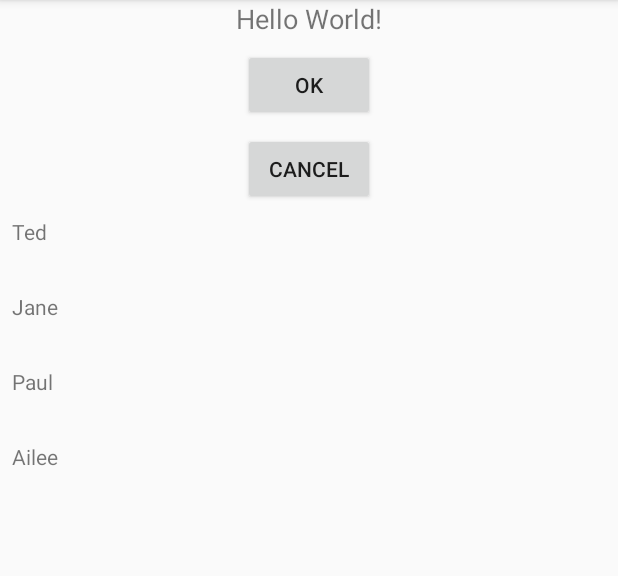
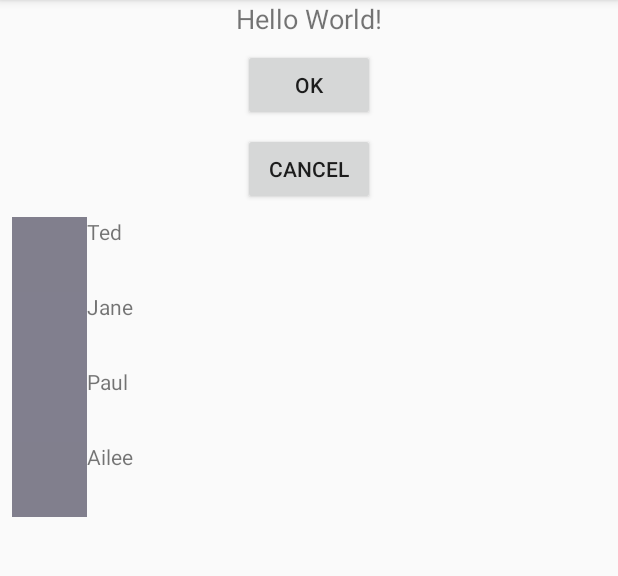
Before and after one commit to newstlee/DataBindingSample, an Android app: the screen it shows after launch (MainActivity), on a phone screen of 412 x 824 dp, the part 84-660 px from its top. Run offline under Robolectric (Android 15) with nearby library versions, the phone set to English and light mode, and no system bars; our stand-ins replace data binding.

```diff
--- a/app/src/main/java/com/st/mh/databindingsample/MainActivity.kt
+++ b/app/src/main/java/com/st/mh/databindingsample/MainActivity.kt
@@ -8,6 +8,7 @@ import android.view.View
 import com.st.mh.databindingsample.adapter.UserAdapter
 import com.st.mh.databindingsample.databinding.ActivityMainBinding
 import com.st.mh.databindingsample.model.User
+
 
 class MainActivity : AppCompatActivity() {
 
@@ -33,10 +34,10 @@ class MainActivity : AppCompatActivity() {
     private fun setRecyclerView() {
         val users = ObservableArrayList<User>()
 
-        users.add(User("Ted", 32))
-        users.add(User("Jane", 20))
-        users.add(User("Paul", 40))
-        users.add(User("Ailee", 25))
+        users.add(User("Ted", 32, R.color.colorAccent))
+        users.add(User("Jane", 20, R.color.colorPrimary))
+        users.add(User("Paul", 40, R.color.colorPrimaryDark))
+        users.add(User("Ailee", 25, R.color.colorAccent))
 
         binding.listUser.adapter = UserAdapter(users)
     }
--- a/app/src/main/java/com/st/mh/databindingsample/model/User.kt
+++ b/app/src/main/java/com/st/mh/databindingsample/model/User.kt
@@ -1,3 +1,3 @@
 package com.st.mh.databindingsample.model
 
-data class User(val name: String, val age: Int)
+data class User(val name: String, val age: Int, val color: Int)
--- a/app/src/main/res/layout/item_list.xml
+++ b/app/src/main/res/layout/item_list.xml
@@ -1,5 +1,6 @@
 <?xml version="1.0" encoding="utf-8"?>
-<layout xmlns:android="http://schemas.android.com/apk/res/android">
+<layout xmlns:android="http://schemas.android.com/apk/res/android"
+    xmlns:app="http://schemas.android.com/apk/res-auto">
 
     <data>
 
@@ -11,19 +12,30 @@
     <LinearLayout
         android:layout_width="match_parent"
         android:layout_height="50dp"
+        android:orientation="horizontal">
+
+        <ImageView
+            android:id="@+id/ivPhoto"
+            android:layout_width="50dp"
+            android:layout_height="50dp"
+            app:bgColor="@{model.color}" />
+
+        <LinearLayout
+            android:layout_width="match_parent"
+            android:layout_height="50dp"
             android:orientation="vertical">
 
             <TextView
                 android:id="@+id/tvName"
                 android:layout_width="wrap_content"
                 android:layout_height="wrap_content"
-            android:text="@{model.name}"/>
+                android:text="@{model.name}" />
 
             <TextView
                 android:id="@+id/tvAge"
                 android:layout_width="wrap_content"
                 android:layout_height="wrap_content"
-            android:layout_marginTop="8dp"/>
-
+                android:layout_marginTop="8dp" />
+        </LinearLayout>
     </LinearLayout>
 </layout>
```
Also changed, not shown: app/src/main/java/com/st/mh/databindingsample/bindingAdapter/BindingAdapter.kt (added, +24 -0 lines). Lines whose indentation alone changed are shown as unchanged.
